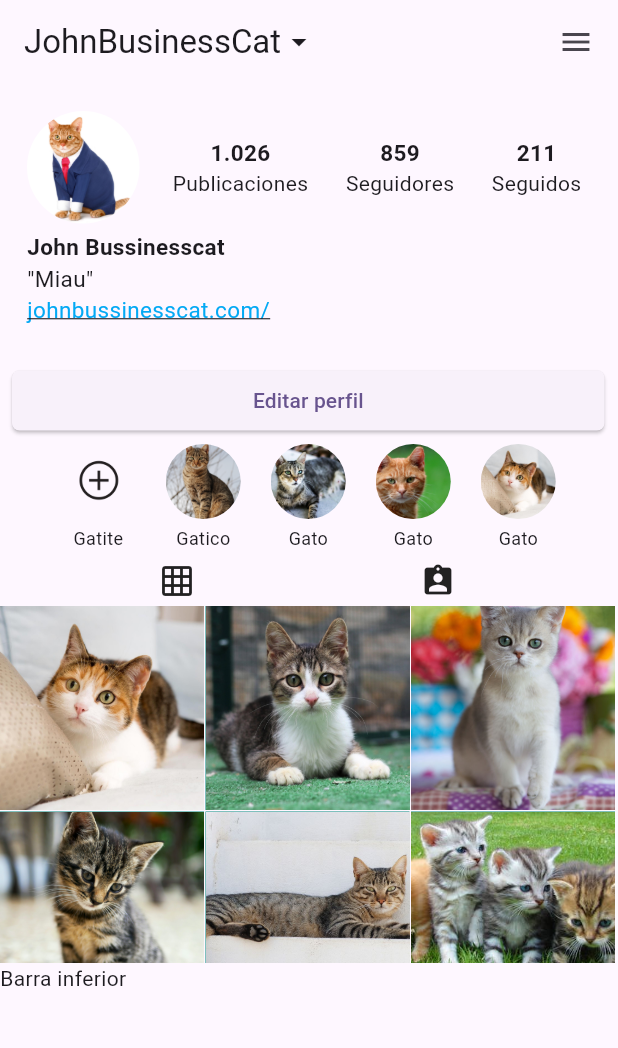
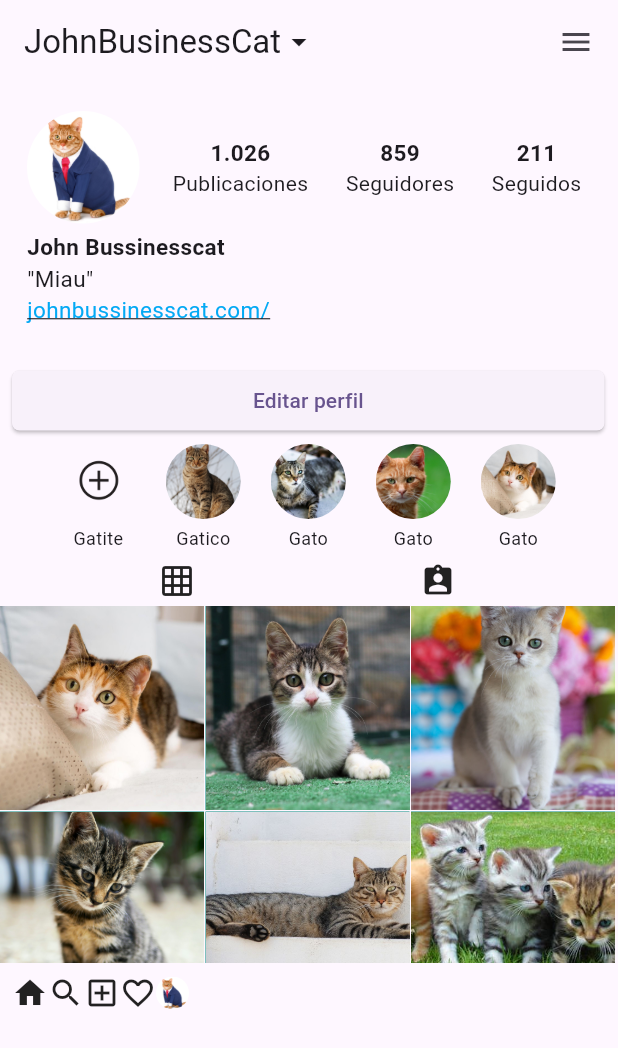
Before and after one commit to TommyRG84/flutter_2dam, a Flutter app: the screen it shows after launch, on a phone screen of 412 x 824 dp. Shown: the top 1048 px of the screen. Run offline on Flutter 3.47's test engine with Material 3 defaults, Android fonts, the light colour scheme and no system bars.

Commit message:
Falta redistribuir menu inferior

```diff
--- a/Tarea instagram/tarea_insta/lib/screens/secciones/menu_inferior.dart
+++ b/Tarea instagram/tarea_insta/lib/screens/secciones/menu_inferior.dart
@@ -5,9 +5,27 @@
 
   @override
   Widget build(BuildContext context) {
-    return const Center(
-      child: Row(
-        children: [Text("Barra inferior")],
+    return Center(
+      child: Padding(
+        padding: const EdgeInsets.all(8.0),
+        child: Row(
+          children: [
+            const Icon(Icons.home),
+            const Icon(Icons.search),
+            const Icon(Icons.add_box_outlined),
+            const Icon(Icons.favorite_border_outlined),
+            ClipOval(
+              child: SizedBox(
+                width: 22, // Ancho fijo
+                height: 22, // Alto fijo
+                child: Image.asset(
+                  "assets/images/gato1.jpg",
+                  fit: BoxFit.cover,
+                ),
+              ),
+            ),
+          ],
+        ),
       ),
     );
   }
```
